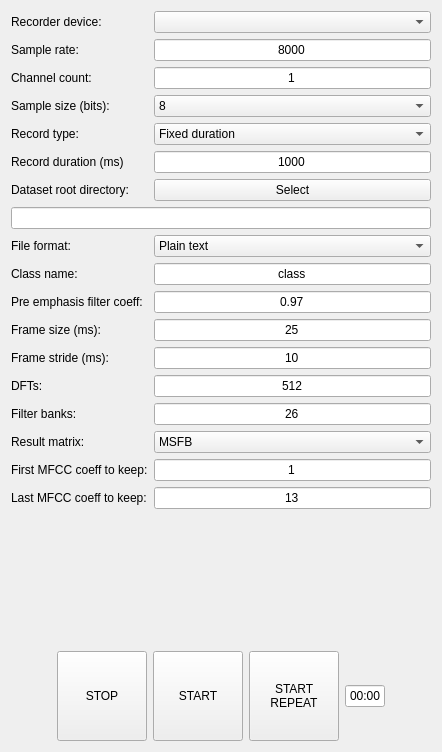
Above: mainwindow.ui from Tai-Min/Spectogram-Dataset-Recorder before the change. Below: the same form after it.
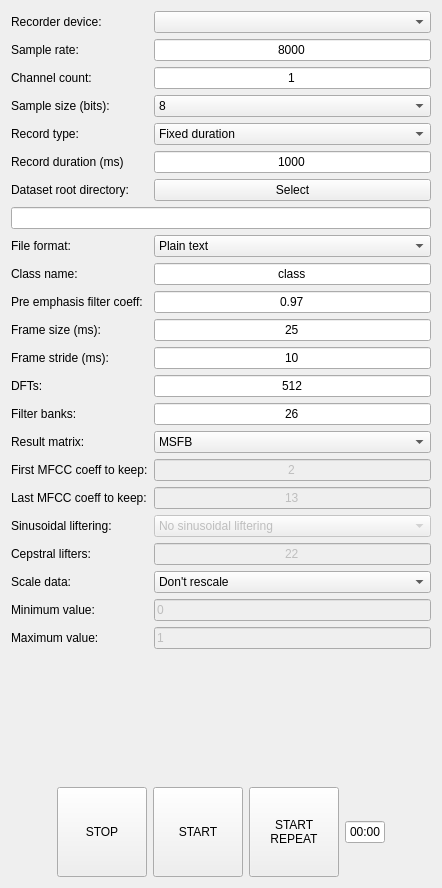
That is the form after the change.

The edit to the form file:
```diff
--- a/mainwindow.ui
+++ b/mainwindow.ui
@@ -7,7 +7,7 @@
     <x>0</x>
     <y>0</y>
     <width>442</width>
-    <height>752</height>
+    <height>888</height>
    </rect>
   </property>
   <property name="sizePolicy">
@@ -347,9 +347,12 @@
          </widget>
         </item>
         <item row="16" column="1">
-         <widget class="QLineEdit" name="lineEdit">
+         <widget class="QLineEdit" name="firstMFCCInput">
+          <property name="enabled">
+           <bool>false</bool>
+          </property>
           <property name="text">
-           <string>1</string>
+           <string>2</string>
           </property>
           <property name="alignment">
            <set>Qt::AlignCenter</set>
@@ -364,7 +367,10 @@
          </widget>
         </item>
         <item row="17" column="1">
-         <widget class="QLineEdit" name="lineEdit_2">
+         <widget class="QLineEdit" name="lastMFCCInput">
+          <property name="enabled">
+           <bool>false</bool>
+          </property>
           <property name="text">
            <string>13</string>
           </property>
@@ -373,6 +379,105 @@
           </property>
          </widget>
         </item>
+        <item row="18" column="1">
+         <widget class="QComboBox" name="lifteringInput">
+          <property name="enabled">
+           <bool>false</bool>
+          </property>
+          <item>
+           <property name="text">
+            <string>No sinusoidal liftering</string>
+           </property>
+          </item>
+          <item>
+           <property name="text">
+            <string>Apply sinusoidal liftering</string>
+           </property>
+          </item>
+         </widget>
+        </item>
+        <item row="18" column="0">
+         <widget class="QLabel" name="label_18">
+          <property name="text">
+           <string>Sinusoidal liftering:</string>
+          </property>
+         </widget>
+        </item>
+        <item row="19" column="0">
+         <widget class="QLabel" name="label_19">
+          <property name="text">
+           <string>Cepstral lifters:</string>
+          </property>
+         </widget>
+        </item>
+        <item row="19" column="1">
+         <widget class="QLineEdit" name="cepLiftersInput">
+          <property name="enabled">
+           <bool>false</bool>
+          </property>
+          <property name="text">
+           <string>22</string>
+          </property>
+          <property name="alignment">
+           <set>Qt::AlignCenter</set>
+          </property>
+         </widget>
+        </item>
+        <item row="20" column="0">
+         <widget class="QLabel" name="label_20">
+          <property name="text">
+           <string>Scale data:</string>
+          </property>
+         </widget>
+        </item>
+        <item row="20" column="1">
+         <widget class="QComboBox" name="rescaleInput">
+          <item>
+           <property name="text">
+            <string>Don't rescale</string>
+           </property>
+          </item>
+          <item>
+           <property name="text">
+            <string>Rescale</string>
+           </property>
+          </item>
+         </widget>
+        </item>
+        <item row="21" column="1">
+         <widget class="QLineEdit" name="rescaleMinInput">
+          <property name="enabled">
+           <bool>false</bool>
+          </property>
+          <property name="text">
+           <string>0</string>
+          </property>
+         </widget>
+        </item>
+        <item row="21" column="0">
+         <widget class="QLabel" name="label_21">
+          <property name="text">
+           <string>Minimum value:</string>
+          </property>
+         </widget>
+        </item>
+        <item row="22" column="0">
+         <widget class="QLabel" name="label_22">
+          <property name="text">
+           <string>Maximum value:</string>
+          </property>
+         </widget>
+        </item>
+        <item row="22" column="1">
+         <widget class="QLineEdit" name="rescaleMaxInput">
+          <property name="enabled">
+           <bool>false</bool>
+          </property>
+          <property name="text">
+           <string>1</string>
+          </property>
+         </widget>
+        </item>
        </layout>
       </item>
      </layout>
```
